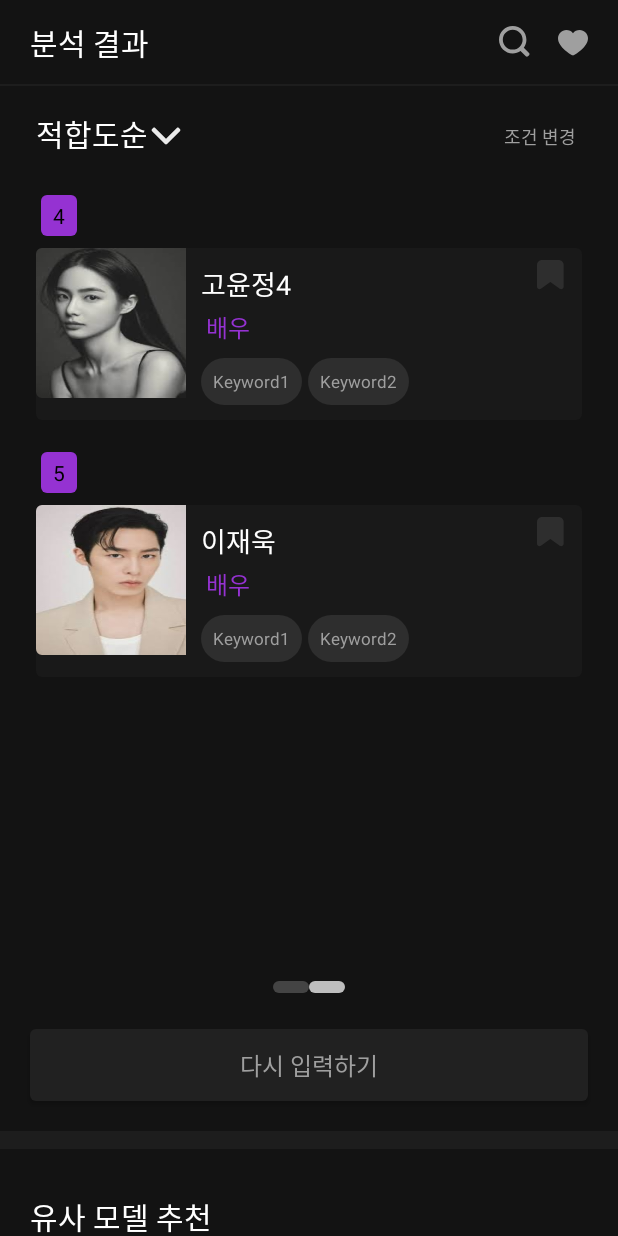
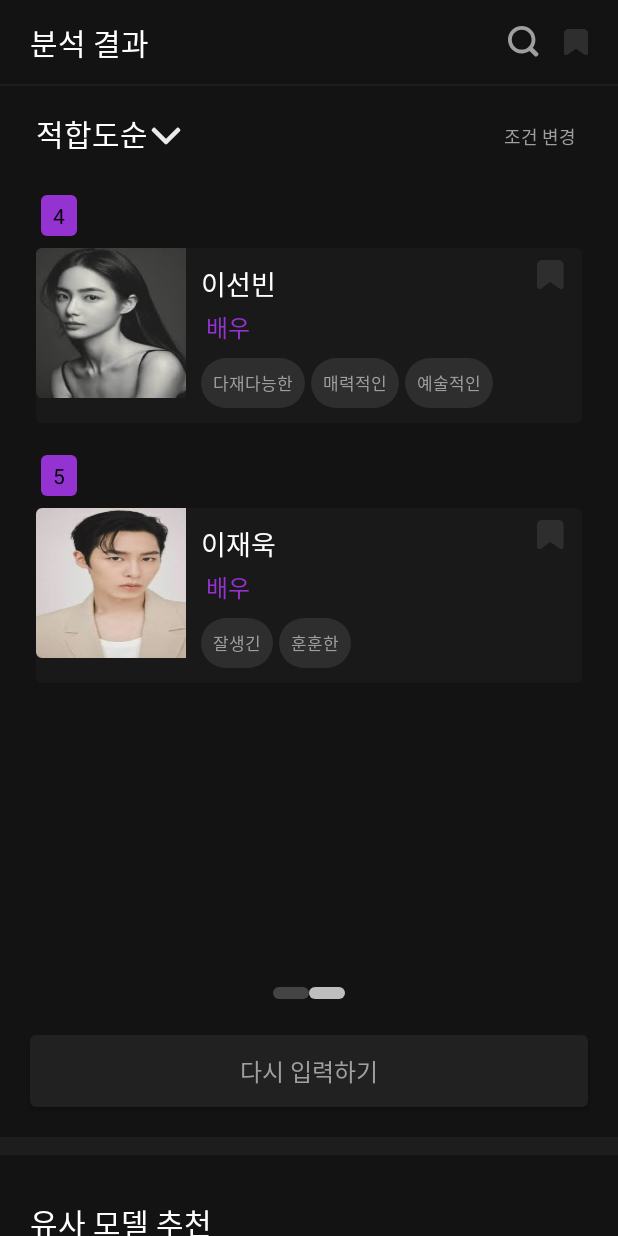
Before and after one commit to Kusitms-29th-Soullive-C/frontend, an Android app: the OutputStep1Fragment screen opened through its navigation route, tab 2 chosen, on a phone screen of 412 x 824 dp. Run offline under Robolectric (Android 15) with nearby library versions, the phone set to English and light mode, and no system bars; our stand-ins replace navigation-ui.

Commit message:
feat: 분석 결과 dummy data 추가

```diff
--- a/app/src/main/java/com/example/soullive/ui/output_step1/OutputModelAdapter.kt
+++ b/app/src/main/java/com/example/soullive/ui/output_step1/OutputModelAdapter.kt
@@ -20,6 +20,9 @@ class OutputModelAdapter(private val items: List<Model>, private val startRank:
         val detailConatiner: LinearLayout = view.findViewById(R.id.output_model_Detail)
         val rankTextView: TextView = view.findViewById(R.id.output_rankTextView)
         val relevanceTextView: TextView = view.findViewById(R.id.output_relevanceTextView)
+        val negativeIssue : TextView = view.findViewById(R.id.output_negativeIssuesTextView)
+        val hotness : TextView = view.findViewById(R.id.output_hotnessTextView)
+        val imageText : TextView = view.findViewById(R.id.output_imageTextView)
         val bookmark: ImageView = view.findViewById(R.id.output_icon_bookmark)
         val ItemRankText: TextView = view.findViewById(R.id.output_item_index)
         val goToDetail : TextView = view.findViewById(R.id.output_gotoDetail)
@@ -30,6 +33,9 @@ class OutputModelAdapter(private val items: List<Model>, private val startRank:
             jobTextView.text = item.job
             rankTextView.text = "${item.rank}순위"
             relevanceTextView.text = "적합도 ${item.relevance}점"
+            negativeIssue.text = item.negativeIssues
+            hotness.text = "타겟 선호도 ${item.hotness}위"
+            imageText.text = item.ImageText
             ModelImageView.setImageResource(item.imageResId)
 
             val keywords = item.keywords as? List<String> ?: emptyList()
--- a/app/src/main/java/com/example/soullive/ui/output_step1/OutputStep1Fragment.kt
+++ b/app/src/main/java/com/example/soullive/ui/output_step1/OutputStep1Fragment.kt
@@ -34,7 +34,7 @@ class OutputStep1Fragment : Fragment() {
         Model(
             "고윤정",
             "배우",
-            listOf("Keyword1", "Keyword2"),
+            listOf("스타일리시한", "매력적인", "패션 센스"),
             1,
             95,
             3,
@@ -45,12 +45,12 @@ class OutputStep1Fragment : Fragment() {
         Model(
             "잇섭",
             "유튜버",
-            listOf("Keyword1", "Keyword2"),
+            listOf("정보통", "매력있는", "신뢰도 높은"),
             2,
             88,
             4,
-            "성형논란이 있었으나 악의적 편집으로 밝혀짐. 이 사건 때 동창들이 나서서 변호를 해주는 것으로 보아 학창시절 논란은 없을 것으로 판단 됨.",
-            "럭셔리",
+            "이전에 갤럭시 광고 관련 논란을 빚어 계약 성사가 어려울 듯함",
+            "똑똑한",
             R.drawable.ic_itsub
         ),
         Model(
@@ -60,30 +60,30 @@ class OutputStep1Fragment : Fragment() {
             3,
             33,
             1,
-            "성형논란이 있었으나 악의적 편집으로 밝혀짐. 이 사건 때 동창들이 나서서 변호를 해주는 것으로 보아 학창시절 논란은 없을 것으로 판단 됨.",
-            "럭셔리",
+            "모친 빚투 논란",
+            "예쁨",
             R.drawable.ic_sohee
         ),
         Model(
-            "고윤정4",
+            "이선빈",
             "배우",
-            listOf("Keyword1", "Keyword2"),
+            listOf("다재다능한", "매력적인", "예술적인"),
             4,
             100,
             5,
-            "성형논란이 있었으나 악의적 편집으로 밝혀짐. 이 사건 때 동창들이 나서서 변호를 해주는 것으로 보아 학창시절 논란은 없을 것으로 판단 됨.",
+            "알려진 바 없음",
             "럭셔리",
             R.drawable.ic_output4
         ),
         Model(
             "이재욱",
             "배우",
-            listOf("Keyword1", "Keyword2"),
+            listOf("잘생긴", "훈훈한"),
             5,
             98,
             2,
-            "성형논란이 있었으나 악의적 편집으로 밝혀짐. 이 사건 때 동창들이 나서서 변호를 해주는 것으로 보아 학창시절 논란은 없을 것으로 판단 됨.",
-            "럭셔리",
+            "최근 카리나와의 열애설 논란",
+            "잘생긴",
             R.drawable.ic_output5
         ),
     )
--- a/app/src/main/res/layout/fragment_output_step1.xml
+++ b/app/src/main/res/layout/fragment_output_step1.xml
@@ -44,7 +44,7 @@
         android:layout_width="wrap_content"
         android:layout_height="wrap_content"
         android:layout_marginEnd="18dp"
-        android:src="@drawable/ic_heart"
+        android:src="@drawable/ic_bookmark"
         app:layout_constraintBottom_toBottomOf="@id/output_step1_toolbar"
         app:layout_constraintEnd_toEndOf="parent"
         app:layout_constraintTop_toTopOf="@id/output_step1_toolbar" />
```
